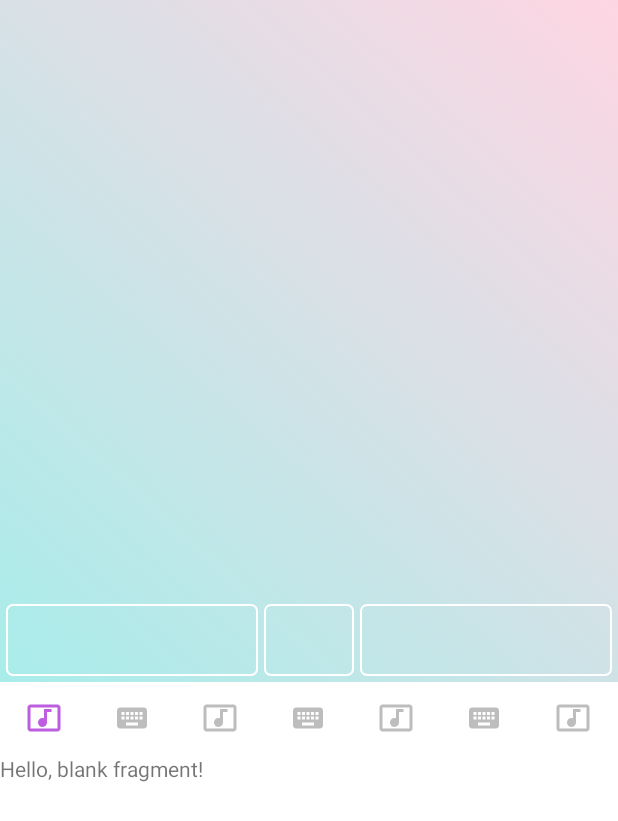
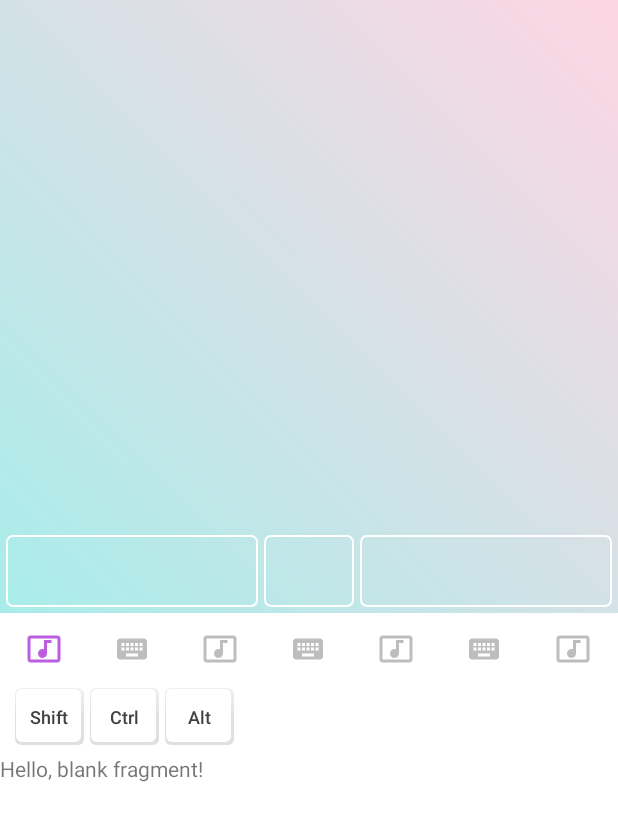
Before and after one commit to VladaMamutova/RemoteStick, an Android app: the ControlActivity screen opened directly, with no data from a screen before it, on a phone screen of 412 x 824 dp. Shown: the top 821 px of the screen. Run offline under Robolectric (Android 15) with nearby library versions, the phone set to English and light mode, and no system bars.

Commit message:
feat(client): add a panel for special keys and buttons on it

```diff
--- a/RemoteStick/app/src/main/kotlin/ru/vladamamutova/remotestick/ui/activities/ControlActivity.kt
+++ b/RemoteStick/app/src/main/kotlin/ru/vladamamutova/remotestick/ui/activities/ControlActivity.kt
@@ -6,10 +6,13 @@ import android.os.Build
 import android.os.Bundle
 import android.view.View
 import android.view.inputmethod.InputMethodManager
+import android.widget.Button
+import android.widget.LinearLayout
 import android.widget.RelativeLayout
 import android.widget.Toast
 import androidx.appcompat.app.AppCompatActivity
 import androidx.core.content.ContextCompat
+import androidx.transition.Visibility
 import androidx.viewpager.widget.ViewPager
 import com.google.android.material.tabs.TabLayout
 import com.google.android.material.tabs.TabLayout.OnTabSelectedListener
@@ -77,6 +80,11 @@ class ControlActivity : AppCompatActivity(), OnBackPressedListener {
         keyView.setOnBackPressedListener(this)
         keyView.setKeyboardListener(RemoteStickClient.myInstance.keyboardPlugin)
 
+        ctrlButton.setOnLongClickListener {
+            (it as Button).isSelected = !it.isSelected
+            return@setOnLongClickListener true
+        }
+
         thread {
             RemoteStickClient.myInstance.run()
             // Здесь клиент завершил работу.
@@ -97,10 +105,10 @@ class ControlActivity : AppCompatActivity(), OnBackPressedListener {
 
     private fun ViewPager.setupAdapter() {
         // Устанавливаем высоту панели инструментов в 39% (высота клавиатуры).
-        this.layoutParams = RelativeLayout.LayoutParams(
-            RelativeLayout.LayoutParams.MATCH_PARENT,
+        this.layoutParams = LinearLayout.LayoutParams(
+            LinearLayout.LayoutParams.MATCH_PARENT,
             (resources.displayMetrics.heightPixels * 0.39).toInt()
-        ).apply { addRule(RelativeLayout.BELOW, R.id.tabs); }
+        )
 
         // Добавляем вкладки.
         val adapter = ViewPagerAdapter(supportFragmentManager).apply {
@@ -178,7 +186,12 @@ class ControlActivity : AppCompatActivity(), OnBackPressedListener {
     }
 
     fun onLeftClick(view: View) {
-        RemoteStickClient.myInstance.mousePlugin.onLeftClick()
+        if(specialKeysPanel.visibility == View.GONE) {
+            specialKeysPanel.visibility = View.VISIBLE
+        } else {
+            specialKeysPanel.visibility = View.GONE
+        }
+        //RemoteStickClient.myInstance.mousePlugin.onLeftClick()
     }
 
     fun onMiddleClick(view: View) {
--- a/RemoteStick/app/src/main/kotlin/ru/vladamamutova/remotestick/ui/custom/KeyboardTextView.kt
+++ b/RemoteStick/app/src/main/kotlin/ru/vladamamutova/remotestick/ui/custom/KeyboardTextView.kt
@@ -30,7 +30,7 @@ class KeyboardTextView(context: Context?, attrs: AttributeSet?) :
         inputType = InputType.TYPE_TEXT_FLAG_NO_SUGGESTIONS or // без подсказок при вводе
                     InputType.TYPE_TEXT_VARIATION_VISIBLE_PASSWORD  // без автокоррекции
         setHorizontallyScrolling(false) // текст переносится на новую строку
-        maxLines = 11
+        maxLines = 10
     }
 
     override fun onKeyDown(keyCode: Int, event: KeyEvent?): Boolean {
--- /dev/null
+++ b/RemoteStick/app/src/main/res/color/special_key_text_color.xml
@@ -0,0 +1,5 @@
+<?xml version="1.0" encoding="utf-8"?>
+<selector xmlns:android="http://schemas.android.com/apk/res/android">
+    <item android:state_selected="true" android:color="@android:color/white"/>
+    <item android:color="@color/darkText"/>
+</selector>
--- /dev/null
+++ b/RemoteStick/app/src/main/res/drawable/special_key_background.xml
@@ -0,0 +1,72 @@
+<?xml version="1.0" encoding="utf-8"?>
+<selector xmlns:android="http://schemas.android.com/apk/res/android">
+    <item android:state_selected="true">
+        <layer-list>
+            <item>
+                <shape>
+                    <gradient android:angle="-45"
+                              android:startColor="@color/colorPrimary"
+                              android:centerColor="@color/darkBlue"
+                              android:endColor="@color/darkBlue"/>
+                    <corners android:radius="4dp" />
+                </shape>
+            </item>
+            <item android:top="1dp"
+                  android:right="2dp"
+                  android:bottom="2dp"
+                  android:left="1dp">
+                <shape>
+                    <corners android:radius="4dp" />
+                    <solid android:color="@color/colorPrimary"/>
+                </shape>
+            </item>
+
+        </layer-list>
+    </item>
+    <item android:state_pressed="true">
+        <layer-list>
+            <item>
+                <shape>
+                    <gradient android:angle="-45"
+                              android:startColor="@color/lightGrey"
+                              android:centerColor="@color/grey"
+                              android:endColor="@color/grey"/>
+                    <corners android:radius="4dp" />
+                </shape>
+            </item>
+            <item android:top="1dp"
+                  android:right="2dp"
+                  android:bottom="2dp"
+                  android:left="1dp">
+                <shape>
+                    <corners android:radius="4dp" />
+                    <solid android:color="@color/lightBackground" />
+                </shape>
+            </item>
+
+        </layer-list>
+    </item>
+    <item>
+        <layer-list>
+            <item>
+                <shape>
+                    <gradient android:angle="-45"
+                              android:startColor="@color/lightBackground"
+                              android:centerColor="@color/lightGrey"
+                              android:endColor="@color/lightGrey"/>
+                    <corners android:radius="4dp" />
+                </shape>
+            </item>
+            <item android:top="1dp"
+                  android:right="2dp"
+                  android:bottom="2dp"
+                  android:left="1dp">
+                <shape>
+                    <corners android:radius="4dp" />
+                    <solid android:color="@android:color/white" />
+                </shape>
+            </item>
+
+        </layer-list>
+    </item>
+</selector>
--- a/RemoteStick/app/src/main/res/layout/activity_add_device.xml
+++ b/RemoteStick/app/src/main/res/layout/activity_add_device.xml
@@ -6,19 +6,19 @@
         android:layout_height="wrap_content"
         android:orientation="vertical"
         tools:context=".ui.activities.AddDeviceActivity"
-        android:padding="@dimen/medium_intent"
+        android:padding="@dimen/big_intent"
         android:layout_gravity="center">
 
     <LinearLayout android:orientation="horizontal"
                   android:layout_width="match_parent"
                   android:layout_height="wrap_content"
-                  android:layout_marginBottom="@dimen/medium_intent">
+                  android:layout_marginBottom="@dimen/big_intent">
 
         <TextView android:layout_width="wrap_content"
                   android:layout_height="wrap_content"
                   android:text="@string/ip_address"
                   android:textSize="@dimen/body_text"
-                  android:layout_marginEnd="@dimen/medium_intent"/>
+                  android:layout_marginEnd="@dimen/big_intent"/>
 
         <EditText android:id="@+id/edit_ip_address"
                   android:layout_width="match_parent"
--- a/RemoteStick/app/src/main/res/layout/activity_control.xml
+++ b/RemoteStick/app/src/main/res/layout/activity_control.xml
@@ -87,16 +87,41 @@
                 android:id="@+id/tabs"
                 style="@style/CustomTabLayout"
                 android:layout_width="match_parent"
-                android:layout_height="48dp"
+                android:layout_height="@dimen/tab_layout_height"
                 app:tabMode="fixed"
                 app:tabGravity="fill"/>
 
-        <ru.vladamamutova.remotestick.ui.custom.NonScrollableViewPager
-                android:id="@+id/viewPager"
-                android:layout_width="match_parent"
-                android:layout_height="250dp"
-                android:layout_below="@+id/tabs"/>
+        <LinearLayout android:layout_width="match_parent"
+                      android:layout_height="wrap_content"
+                      android:orientation="vertical"
+                      android:layout_below="@id/tabs">
 
+            <LinearLayout android:id="@+id/specialKeysPanel"
+                          android:layout_width="match_parent"
+                          android:layout_height="46dp"
+                          android:orientation="horizontal"
+                          android:paddingStart="@dimen/medium_intent"
+                          android:paddingEnd="@dimen/medium_intent">
+
+                <Button android:id="@+id/shiftButton"
+                        style="@style/SpecialKeyButton"
+                        android:text="Shift"/>
+
+                <Button android:id="@+id/ctrlButton"
+                        style="@style/SpecialKeyButton"
+                        android:text="Ctrl"/>
+
+                <Button android:id="@+id/altButton"
+                        style="@style/SpecialKeyButton"
+                        android:text="Alt"/>
+            </LinearLayout>
+
+            <ru.vladamamutova.remotestick.ui.custom.NonScrollableViewPager
+                    android:id="@+id/viewPager"
+                    android:layout_width="match_parent"
+                    android:layout_height="250dp"
+            />
+        </LinearLayout>
     </RelativeLayout>
 
 </androidx.constraintlayout.widget.ConstraintLayout>
--- a/RemoteStick/app/src/main/res/layout/activity_main.xml
+++ b/RemoteStick/app/src/main/res/layout/activity_main.xml
@@ -15,7 +15,7 @@
                     app:layout_constraintStart_toStartOf="parent"
                     app:layout_constraintEnd_toEndOf="parent"
                     android:background="@color/lightBackground"
-                    android:padding="@dimen/medium_intent">
+                    android:padding="@dimen/big_intent">
 
         <ImageView android:id="@+id/available_devices_icon"
                    android:layout_width="wrap_content"
@@ -23,7 +23,7 @@
                    android:src="@drawable/ic_devices"
                    android:contentDescription="@string/available_devices_button"
                    android:tint="@color/darkGrey"
-                   android:layout_marginEnd="@dimen/medium_intent"
+                   android:layout_marginEnd="@dimen/big_intent"
                    android:layout_centerInParent="true"
                    android:layout_alignParentStart="true"/>
 
@@ -62,7 +62,7 @@
             android:layout_height="wrap_content"
             app:layout_constraintBottom_toBottomOf="parent"
             android:padding="@dimen/small_intent"
-            android:layout_margin="@dimen/medium_intent"
+            android:layout_margin="@dimen/big_intent"
             android:text="Обновить"
             android:textSize="@dimen/body_text"
             android:textColor="@android:color/white"
--- a/RemoteStick/app/src/main/res/layout/item_device.xml
+++ b/RemoteStick/app/src/main/res/layout/item_device.xml
@@ -5,7 +5,7 @@
         xmlns:app="http://schemas.android.com/apk/res-auto"
         android:layout_width="match_parent"
         android:layout_height="wrap_content"
-        android:padding="@dimen/medium_intent">
+        android:padding="@dimen/big_intent">
 
     <TextView android:id="@+id/name"
               tools:text="AsusX550VX"
--- a/RemoteStick/app/src/main/res/values/colors.xml
+++ b/RemoteStick/app/src/main/res/values/colors.xml
@@ -7,6 +7,7 @@
     <color name="lightGrey">#E0E0E0</color>
     <color name="grey">#BDBDBD</color>
     <color name="darkGrey">#616161</color>
+    <color name="darkText">#414141</color>
     <color name="violet">#BC5EDF</color>
     <color name="pink">#EC65A4</color>
     <color name="orange">#F49222</color>
@@ -14,4 +15,5 @@
     <color name="green">#4BE64D</color>
     <color name="azure">#56B9D1</color>
     <color name="blue">#4794EB</color>
+    <color name="darkBlue">#2C7EDD</color>
 </resources>
--- a/RemoteStick/app/src/main/res/values/dimens.xml
+++ b/RemoteStick/app/src/main/res/values/dimens.xml
@@ -1,7 +1,10 @@
 <?xml version="1.0" encoding="utf-8"?>
 <resources>
     <dimen name="small_intent">4dp</dimen>
-    <dimen name="medium_intent">14dp</dimen>
+    <dimen name="medium_intent">8dp</dimen>
+    <dimen name="big_intent">14dp</dimen>
     <dimen name="button_radius">4dp</dimen>
     <dimen name="body_text">18sp</dimen>
+    <dimen name="small_text">12sp</dimen>
+    <dimen name="tab_layout_height">48dp</dimen>
 </resources>
--- a/RemoteStick/app/src/main/res/values/styles.xml
+++ b/RemoteStick/app/src/main/res/values/styles.xml
@@ -20,4 +20,17 @@
     <style name="UnselectableItemTheme">
         <item name="colorControlHighlight">@android:color/transparent</item>
     </style>
+
+    <style name="SpecialKeyButton" parent="Widget.AppCompat.Button.Borderless">
+        <item name="android:layout_width">46dp</item>
+        <item name="android:layout_height">38dp</item>
+        <item name="android:minWidth">0dp</item> <!--Убираем отступы кнопки по умолчанию-->
+        <item name="android:layout_margin">2dp</item>
+        <item name="android:padding">8dp</item>
+        <item name="android:background">@drawable/special_key_background</item>
+        <item name="android:textColor">@color/special_key_text_color</item>
+        <item name="android:textStyle">normal</item>
+        <item name="android:textSize">@dimen/small_text</item>
+        <item name="textAllCaps">false</item>
+    </style>
 </resources>
```
